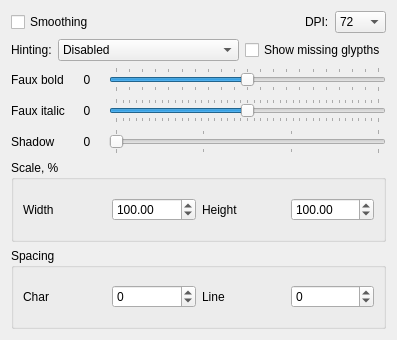
First picture: the form in src/fontoptionsframe.ui, repository yin8086/fontbuilder, before the edit.
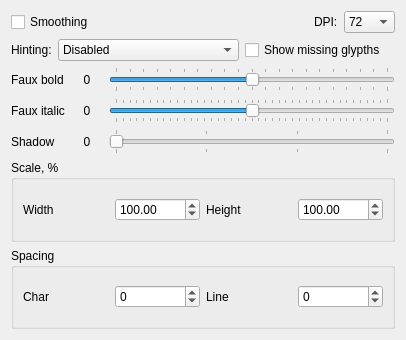
Second picture: the form after the edit.

Commit message: Add trival shadow ui. It has no effect. pause developing and resume when get a good knowledge of Freetype.

The edit to the form file:
```diff
--- a/src/fontoptionsframe.ui
+++ b/src/fontoptionsframe.ui
@@ -6,7 +6,7 @@
    <rect>
     <x>0</x>
     <y>0</y>
-    <width>388</width>
+    <width>406</width>
     <height>340</height>
    </rect>
   </property>
```
Left out of the diff: 73 changed lines with no effect on the pictures. The commit also changes 5 other files.
